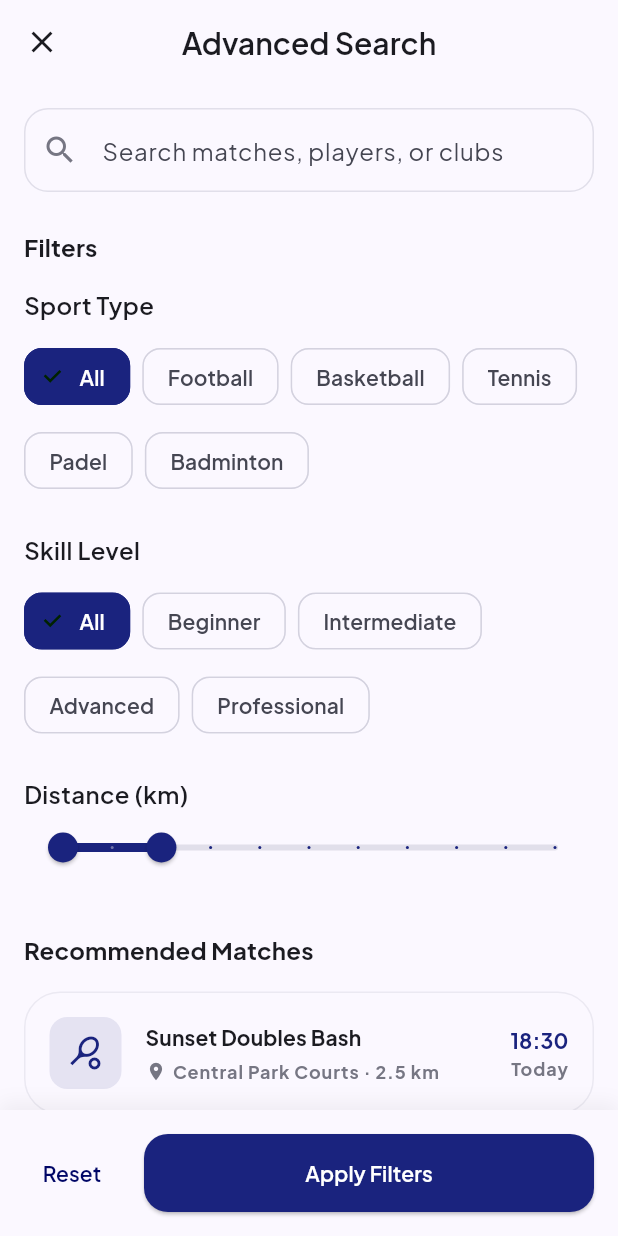
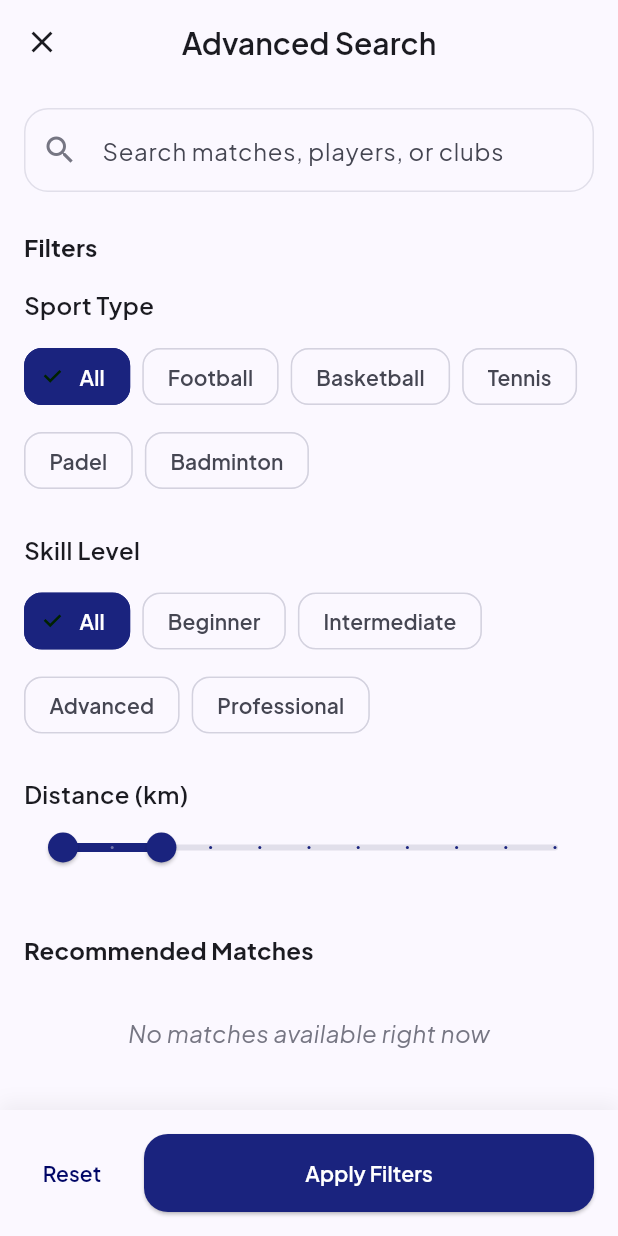
Before and after one commit to RandomStreak123/PlayConnect-sportigo, a Flutter app: the AdvancedSearchScreen screen opened directly, on a phone screen of 412 x 824 dp. Run offline on Flutter 3.47's test engine with Material 3 defaults, Android fonts, the phone set to English and light mode, and no system bars; our stand-ins replace flutter_bloc, google_fonts, image_picker, shared_preferences; accounts and stored records are empty.

Commit message:
Efficincy Improved

```diff
--- a/lib/data/repositories/auth_repository.dart
+++ b/lib/data/repositories/auth_repository.dart
@@ -8,7 +8,7 @@ import '../../core/constants/api_constants.dart';
 enum AuthStatus { unknown, authenticated, unauthenticated }
 
 class AuthRepository {
-  final _controller = StreamController<AuthStatus>();
+  final _controller = StreamController<AuthStatus>.broadcast();
   final _userController = StreamController<UserModel>.broadcast();
 
   AuthRepository();
--- a/lib/main.dart
+++ b/lib/main.dart
@@ -114,7 +114,8 @@ class AppView extends StatelessWidget {
             ),
             BlocListener<AuthBloc, AuthState>(
               listenWhen: (previous, current) {
-                if (previous.user?.gender != current.user?.gender) return true;
+                if (previous.user?.gender != current.user?.gender ||
+                    previous.user?.themePreference != current.user?.themePreference) return true;
                 return previous.status != AuthStatus.authenticated &&
                     current.status == AuthStatus.authenticated;
               },
--- a/lib/screens/advanced_search_screen.dart
+++ b/lib/screens/advanced_search_screen.dart
@@ -6,6 +6,7 @@ import 'match_details_screen.dart';
 import '../core/theme/app_spacing.dart';
 import '../core/theme/app_radius.dart';
 import '../core/theme/app_icon_size.dart';
+import '../core/utils/sport_icon_helper.dart';
 
 class AdvancedSearchScreen extends StatefulWidget {
   const AdvancedSearchScreen({super.key});
@@ -19,6 +20,21 @@ class _AdvancedSearchScreenState extends State<AdvancedSearchScreen> {
   String _selectedSport = 'All';
   String _selectedSkill = 'All';
   RangeValues _distanceRange = const RangeValues(0, 10);
+
+  @override
+  void initState() {
+    super.initState();
+    final state = context.read<MatchBloc>().state;
+    _searchController.text = state.search ?? '';
+    _selectedSport = state.sportType ?? 'All';
+    _selectedSkill = state.skillLevel ?? 'All';
+  }
+
+  @override
+  void dispose() {
+    _searchController.dispose();
+    super.dispose();
+  }
 
   @override
   Widget build(BuildContext context) {
@@ -122,21 +138,29 @@ class _AdvancedSearchScreenState extends State<AdvancedSearchScreen> {
             ),
             const SizedBox(height: AppSpacing.md),
 
-            _buildRecommendedItem(
-              context,
-              'Sunset Doubles Bash',
-              'Tennis',
-              'Central Park Courts',
-              '2.5 km',
-              '18:30',
-            ),
-            _buildRecommendedItem(
-              context,
-              'Morning Padel Drill',
-              'Padel',
-              'Westside Club',
-              '5.1 km',
-              '08:00',
+            BlocBuilder<MatchBloc, MatchState>(
+              builder: (context, state) {
+                final recommended = state.matches.take(2).toList();
+                if (recommended.isEmpty) {
+                  return Padding(
+                    padding: const EdgeInsets.symmetric(vertical: AppSpacing.md),
+                    child: Center(
+                      child: Text(
+                        'No matches available right now',
+                        style: TextStyle(
+                          color: Theme.of(context).colorScheme.outline,
+                          fontStyle: FontStyle.italic,
+                        ),
+                      ),
+                    ),
+                  );
+                }
+                return Column(
+                  children: recommended
+                      .map((match) => _buildRecommendedItem(context, match))
+                      .toList(),
+                );
+              },
             ),
 
             const SizedBox(height: AppSpacing.bottomNavClearance),
@@ -249,33 +273,41 @@ class _AdvancedSearchScreenState extends State<AdvancedSearchScreen> {
     );
   }
 
+  String _formatTime(DateTime dt) {
+    final hour = dt.hour.toString().padLeft(2, '0');
+    final minute = dt.minute.toString().padLeft(2, '0');
+    return '$hour:$minute';
+  }
+
+  String _formatDay(DateTime dt) {
+    final now = DateTime.now();
+    if (dt.year == now.year && dt.month == now.month && dt.day == now.day) {
+      return 'Today';
+    }
+    final tomorrow = now.add(const Duration(days: 1));
+    if (dt.year == tomorrow.year && dt.month == tomorrow.month && dt.day == tomorrow.day) {
+      return 'Tomorrow';
+    }
+    final months = ['Jan', 'Feb', 'Mar', 'Apr', 'May', 'Jun', 'Jul', 'Aug', 'Sep', 'Oct', 'Nov', 'Dec'];
+    return '${months[dt.month - 1]} ${dt.day}';
+  }
+
   Widget _buildRecommendedItem(
     BuildContext context,
-    String title,
-    String sport,
-    String location,
-    String distance,
-    String time,
+    MatchModel match,
   ) {
+    final dt = match.parsedDateTime;
+    final timeStr = _formatTime(dt);
+    final dayStr = _formatDay(dt);
+    final distanceStr = '${match.distance.toStringAsFixed(1)} km';
+
     return GestureDetector(
       onTap: () {
         Navigator.push(
           context,
           MaterialPageRoute(
             builder: (context) => MatchDetailsScreen(
-              match: MatchModel(
-                id: 'rec_${title.toLowerCase().replaceAll(' ', '_')}',
-                title: title,
-                sportType: sport,
-                location: location,
-                dateTime: DateTime.now().toIso8601String(),
-                skillLevel: 'Intermediate',
-                availableSlots: 2,
-                maxSlots: 4,
-                joinedCount: 2,
-                participants: const [],
-                distance: 2.5,
-              ),
+              match: match,
             ),
           ),
         );
@@ -300,7 +332,7 @@ class _AdvancedSearchScreenState extends State<AdvancedSearchScreen> {
                 borderRadius: BorderRadius.circular(AppRadius.sm),
               ),
               child: Icon(
-                sport == 'Tennis' ? Icons.sports_tennis : Icons.sports_kabaddi,
+                SportIconHelper.iconForSport(match.sportType),
                 color: Theme.of(context).colorScheme.primaryContainer,
                 size: AppIconSize.md,
               ),
@@ -311,7 +343,7 @@ class _AdvancedSearchScreenState extends State<AdvancedSearchScreen> {
                 crossAxisAlignment: CrossAxisAlignment.start,
                 children: [
                   Text(
-                    title,
+                    match.title,
                     style: Theme.of(context).textTheme.titleSmall?.copyWith(
                       fontWeight: FontWeight.bold,
                     ),
@@ -321,10 +353,14 @@ class _AdvancedSearchScreenState extends State<AdvancedSearchScreen> {
                     children: [
                       Icon(Icons.location_on, size: AppIconSize.xs - 2, color: Theme.of(context).colorScheme.outline),
                       const SizedBox(width: AppSpacing.xxs),
-                      Text(
-                        '$location · $distance',
-                        style: Theme.of(context).textTheme.labelSmall?.copyWith(
-                          color: Theme.of(context).colorScheme.outline,
+                      Expanded(
+                        child: Text(
+                          '${match.location} · $distanceStr',
+                          style: Theme.of(context).textTheme.labelSmall?.copyWith(
+                            color: Theme.of(context).colorScheme.outline,
+                          ),
+                          maxLines: 1,
+                          overflow: TextOverflow.ellipsis,
                         ),
                       ),
                     ],
@@ -332,18 +368,19 @@ class _AdvancedSearchScreenState extends State<AdvancedSearchScreen> {
                 ],
               ),
             ),
+            const SizedBox(width: AppSpacing.sm),
             Column(
               crossAxisAlignment: CrossAxisAlignment.end,
               children: [
                 Text(
-                  time,
+                  timeStr,
                   style: Theme.of(context).textTheme.titleSmall?.copyWith(
                     color: Theme.of(context).colorScheme.primaryContainer,
                     fontWeight: FontWeight.bold,
                   ),
                 ),
                 Text(
-                  'Today',
+                  dayStr,
                   style: Theme.of(context).textTheme.labelSmall?.copyWith(
                     color: Theme.of(context).colorScheme.outline,
                   ),
--- a/lib/screens/booking_screen.dart
+++ b/lib/screens/booking_screen.dart
@@ -132,7 +132,7 @@ class _BookingScreenState extends State<BookingScreen> {
                   ),
                   const SizedBox(height: AppSpacing.lg),
                   DropdownButtonFormField<Map<String, dynamic>>(
-                    initialValue: _selectedSlot,
+                    value: _selectedSlot,
                     hint: const Text("Select Slot"),
                     decoration: InputDecoration(
                       border: OutlineInputBorder(
--- a/lib/screens/create_match_screen.dart
+++ b/lib/screens/create_match_screen.dart
@@ -198,7 +198,7 @@ class _CreateMatchScreenState extends State<CreateMatchScreen> {
                           controller: _slotsController,
                           hint: 'e.g., 10',
                           keyboardType: TextInputType.number,
-                          fixedHeight: true,
+                          fixedHeight: false,
                           validator: (val) {
                             if (val!.isEmpty) return 'Required';
                             if (int.tryParse(val) == null) return 'Invalid';
--- a/lib/screens/explore_screen.dart
+++ b/lib/screens/explore_screen.dart
@@ -206,6 +206,7 @@ class _ExploreScreenState extends State<ExploreScreen> {
           builder: (context) => PlayerRevealCard(
             playerName: name,
             sportType: sport,
+            profilePicture: photoUrl,
           ),
         );
       },
```
Also changed, not shown: lib/screens/profile_settings_screen.dart (+13 -13 lines), 11 other files.
